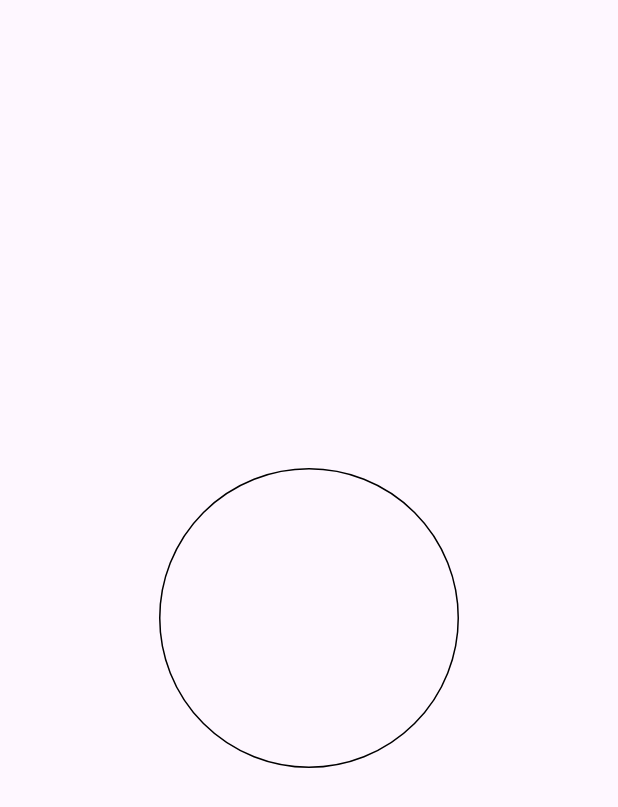
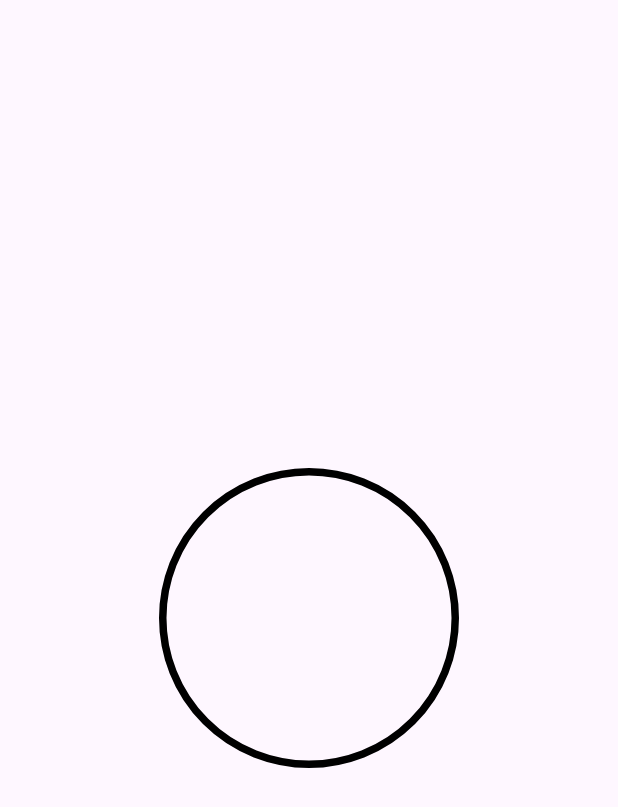
Before and after one commit to Brayan-chan/flutter_projects, a Flutter app: the screen it shows after launch, on a phone screen of 412 x 824 dp. Shown: the top 807 px of the screen. Run offline on Flutter 3.47's test engine with Material 3 defaults, Android fonts, the phone set to English and light mode, and no system bars.

Commit message:
Especificar el tamaño del borde

```diff
--- a/container/lib/pages/ContainerOne.dart
+++ b/container/lib/pages/ContainerOne.dart
@@ -31,6 +31,9 @@ class ContainerOne extends StatelessWidget {
             //Hacer que el fondo del contenedor sea transparente
             border: Border.all(
               color: Colors.black,
+
+              //Ancho del borde
+              width: 5,
             ),
           ),
         ),
```
